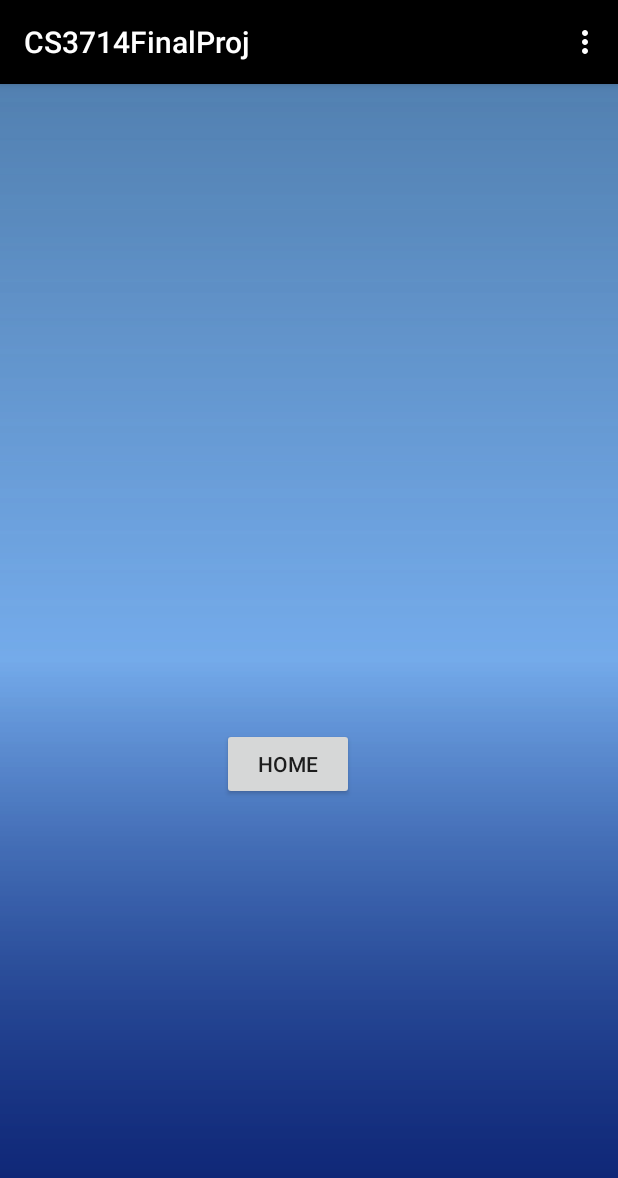
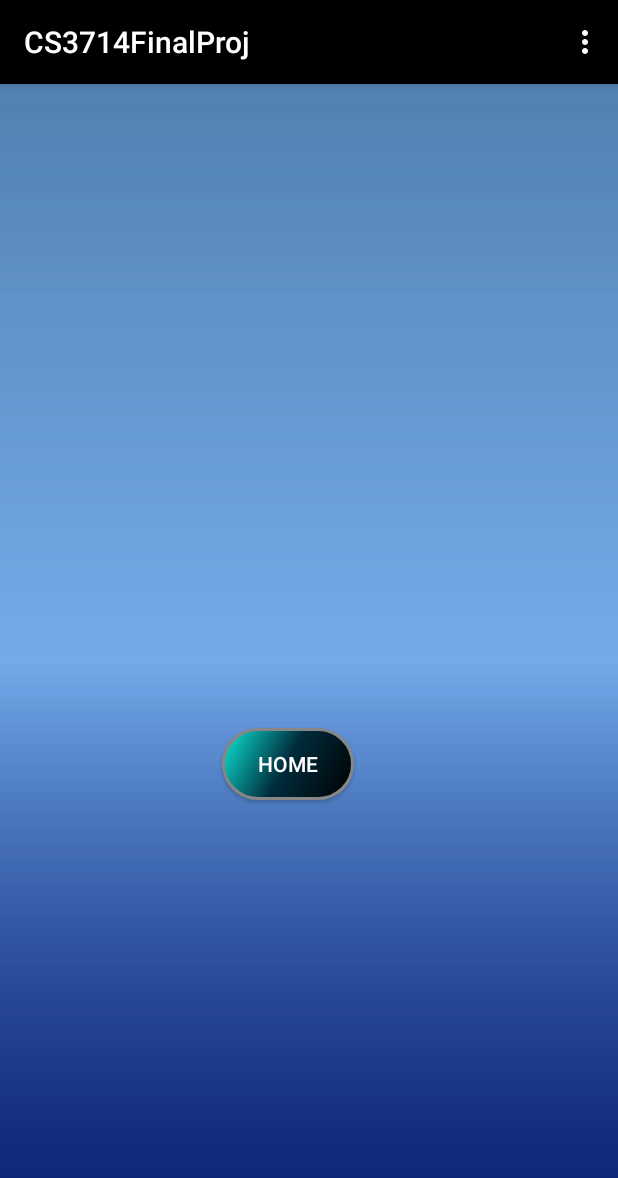
Before and after one commit to asaquib/cs3714finalproj, an Android app: the screen it shows after launch (MainActivity), in the options menu, after a tap on "Profile", on a phone screen of 412 x 824 dp. Shown: the top 1178 px of the screen. Run offline under Robolectric (Android 15) with nearby library versions, the phone set to English and light mode, and no system bars; libraries missing offline, so code that uses them is left out: com.facebook, com.facebook.login, io.socket.client; 2 statements that could not run were skipped.

Commit message:
Changed button in profile

```diff
--- a/app/src/main/res/layout/profile.xml
+++ b/app/src/main/res/layout/profile.xml
@@ -18,7 +18,9 @@
         app:layout_constraintRight_toRightOf="parent"
         app:layout_constraintHorizontal_bias="0.0"
         android:layout_marginTop="107dp"
-        app:layout_constraintTop_toBottomOf="@+id/username" />
+        app:layout_constraintTop_toBottomOf="@+id/username"
+        android:background="@drawable/newbutton"
+        android:textColor="#FFFF"/>
 
     <ImageView
         android:id="@+id/userimage"
```
